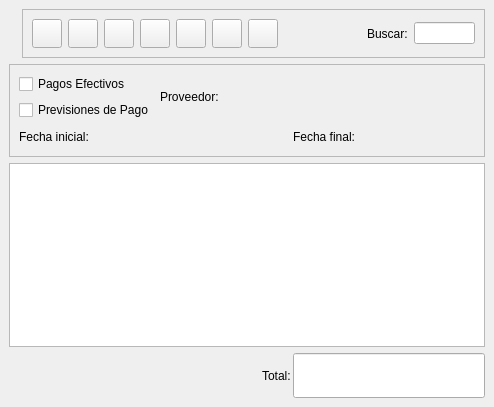
eboladev/Bulmages-1, file bulmages/bulmafact/src/pagoslistbase.ui: the form before one commit.
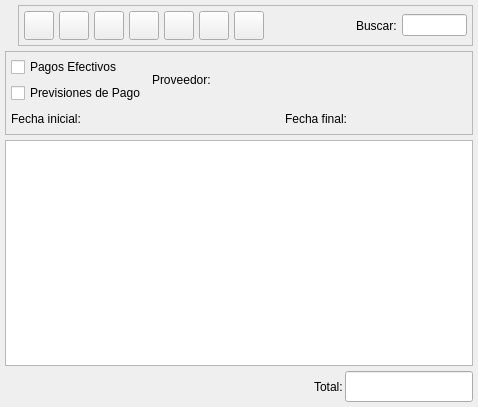
The form after the commit. Icons and pictures are not drawn. Custom widgets are drawn as their Qt base class.

```diff
--- a/bulmages/bulmafact/src/pagoslistbase.ui
+++ b/bulmages/bulmafact/src/pagoslistbase.ui
@@ -23,10 +23,10 @@
   </property>
   <layout class="QVBoxLayout" >
    <property name="margin" >
-    <number>9</number>
+    <number>5</number>
    </property>
    <property name="spacing" >
-    <number>6</number>
+    <number>5</number>
    </property>
    <item>
     <layout class="QHBoxLayout" >
@@ -64,10 +64,10 @@
        </property>
        <layout class="QHBoxLayout" >
         <property name="margin" >
-         <number>9</number>
+         <number>5</number>
         </property>
         <property name="spacing" >
-         <number>6</number>
+         <number>5</number>
         </property>
         <item>
          <widget class="QToolButton" name="mui_crear" >
@@ -235,7 +235,7 @@
            <enum>Qt::Horizontal</enum>
           </property>
           <property name="sizeType" >
-           <enum>QSizePolicy::Expanding</enum>
+           <enum>QSizePolicy::Ignored</enum>
           </property>
           <property name="sizeHint" >
            <size>
@@ -270,10 +270,10 @@
      </property>
      <layout class="QVBoxLayout" >
       <property name="margin" >
-       <number>9</number>
+       <number>5</number>
       </property>
       <property name="spacing" >
-       <number>6</number>
+       <number>5</number>
       </property>
       <item>
        <layout class="QHBoxLayout" >
@@ -465,7 +465,7 @@
        <property name="font" >
         <font>
          <family>Sans Serif</family>
-         <pointsize>20</pointsize>
+         <pointsize>12</pointsize>
          <weight>75</weight>
          <italic>false</italic>
          <bold>true</bold>
@@ -487,7 +487,7 @@
  <customwidgets>
   <customwidget>
    <class>BusquedaProveedor</class>
-   <extends></extends>
+   <extends>QWidget</extends>
    <header>busquedaproveedor.h</header>
    <container>0</container>
    <pixmap></pixmap>
@@ -501,7 +501,7 @@
   </customwidget>
   <customwidget>
    <class>BusquedaFecha</class>
-   <extends></extends>
+   <extends>QWidget</extends>
    <header>../../../bulmalib/busquedafecha.h</header>
    <container>0</container>
    <pixmap></pixmap>
```
Left out of the diff: 17 changed lines with no effect on the pictures.
